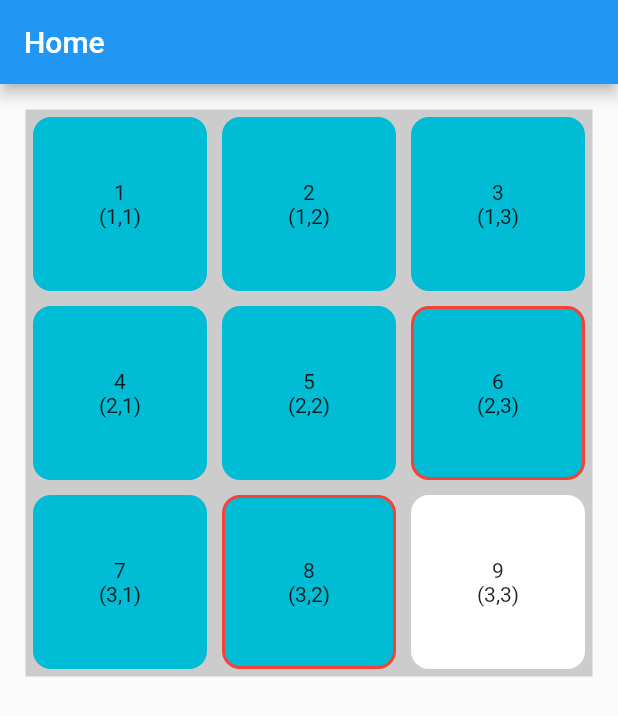
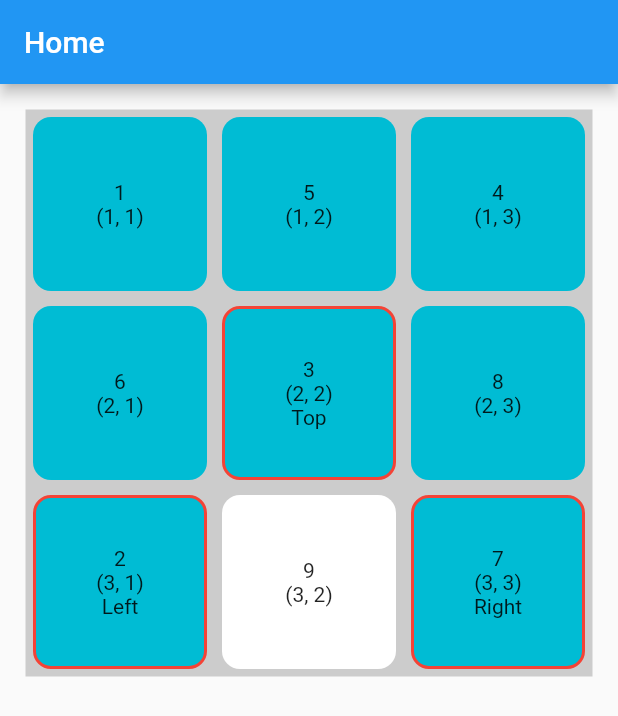
Before and after one commit to Roaa94/dashtronaut, a Flutter app: the screen it shows after launch, on a phone screen of 412 x 824 dp. Shown: the top 716 px of the screen. Run offline on Flutter 3.47's test engine with Material 2 defaults, Android fonts, the light colour scheme and no system bars; our stand-ins replace equatable.

Commit message:
prevent vertical or horizontal dragging of tiles according to their location around the whitespace tile

```diff
--- a/lib/models/location.dart
+++ b/lib/models/location.dart
@@ -9,20 +9,36 @@ class Location extends Equatable {
     required this.y,
   });
 
+  bool isLocatedAround(Location _location) {
+    return isLeftOf(_location) || isRightOf(_location) || isBottomOf(_location) || isTopOf(_location);
+  }
+
+  bool isLeftOf(Location _location) {
+    return _location.y == y && _location.x == x + 1;
+  }
+
+  bool isRightOf(Location _location) {
+    return _location.y == y && _location.x == x - 1;
+  }
+
+  bool isTopOf(Location _location) {
+    return _location.x == x && _location.y == y + 1;
+  }
+
+  bool isBottomOf(Location _location) {
+    return _location.x == x && _location.y == y - 1;
+  }
+
+  String get asString => '($y, $x)';
+
   static void printLocations(List<Location> locations) {
     Map<int, String> locationsMap = {};
     for (int i = 0; i <= locations.length - 1; i++) {
-      locationsMap[i] = '(${locations[i].x}, ${locations[i].y})';
+      locationsMap[i] = '(${locations[i].y}, ${locations[i].x})';
     }
     print(locationsMap);
   }
 
-  bool isLocatedAround(Location _location) {
-    return _location.x == x && (_location.y == y - 1 || _location.y == y + 1) || _location.y == y && (_location.x == x - 1 || _location.x == x + 1);
-  }
-
-  String get asString => '($x, $y)';
-
   @override
   List<Object> get props => [x, y];
 }
--- a/lib/models/puzzle.dart
+++ b/lib/models/puzzle.dart
@@ -13,13 +13,52 @@ class Puzzle {
   /// Get whitespace tile
   Tile get whiteSpaceTile => tiles.firstWhere((tile) => tile.isWhiteSpaceTile);
 
+  Location get _whiteSpaceTileLocation => whiteSpaceTile.currentLocation;
+
   bool isTileMovable(Tile tile) {
     if (tile.isWhiteSpaceTile) {
       return false;
     }
     Location _tileLocation = tile.currentLocation;
-    Location _whiteSpaceTileLocation = whiteSpaceTile.currentLocation;
     return _tileLocation.isLocatedAround(_whiteSpaceTileLocation);
+  }
+
+  double tileMovableXDistance(Tile tile) {
+    /// If the tile is left of OR right of the whitespace tile, then it can only move on the X direction
+    if (tile.currentLocation.isLeftOf(_whiteSpaceTileLocation)) {
+      /// And it can only move a distance equal to the tile width in the +x direction
+      return tile.width;
+    }
+    if (tile.currentLocation.isRightOf(_whiteSpaceTileLocation)) {
+      /// And it can only move a distance equal to the tile width in the -x direction
+      return -tile.width;
+    }
+    return 0;
+  }
+
+  double tileMovableYDistance(Tile tile) {
+    /// If the tile is top of OR bottom of the whitespace tile, then it can only move on the Y direction
+    if (tile.currentLocation.isTopOf(_whiteSpaceTileLocation)) {
+      /// And it can only move a distance equal to the tile width in the -y direction
+      return -tile.width;
+    }
+    if (tile.currentLocation.isBottomOf(_whiteSpaceTileLocation)) {
+      /// And it can only move a distance equal to the tile width in the +y direction
+      return tile.width;
+    }
+    return 0;
+  }
+
+  String? getTileLocationText(Tile tile) {
+    return tile.currentLocation.isLeftOf(_whiteSpaceTileLocation)
+        ? 'Left'
+        : tile.currentLocation.isTopOf(_whiteSpaceTileLocation)
+            ? 'Top'
+            : tile.currentLocation.isBottomOf(_whiteSpaceTileLocation)
+                ? 'Bottom'
+                : tile.currentLocation.isRightOf(_whiteSpaceTileLocation)
+                    ? 'Right'
+                    : null;
   }
 
   void printData() {
--- a/lib/models/tile.dart
+++ b/lib/models/tile.dart
@@ -18,6 +18,6 @@ class Tile {
 
   /// Top & Left positions values based on current location
   Position get position {
-    return Position(top: (currentLocation.x - 1) * width, left: (currentLocation.y - 1) * width);
+    return Position(top: (currentLocation.y - 1) * width, left: (currentLocation.x - 1) * width);
   }
 }
--- a/lib/presentation/providers/puzzle_provider.dart
+++ b/lib/presentation/providers/puzzle_provider.dart
@@ -15,12 +15,14 @@ class PuzzleProvider with ChangeNotifier {
     List<Location> _tilesCorrectLocations = [];
     for (int i = 0; i < n; i++) {
       for (int j = 0; j < n; j++) {
-        _tilesCorrectLocations.add(Location(x: i + 1, y: j + 1));
+        Location _location = Location(y: i + 1, x: j + 1);
+        // print(_location.asString);
+        _tilesCorrectLocations.add(_location);
       }
     }
 
     List<Location> _tilesCurrentLocations = _tilesCorrectLocations;
-    // _tilesCurrentLocations.shuffle(random);
+    _tilesCurrentLocations.shuffle(random);
     // Location.printLocations(_tilesCurrentLocations);
     return List.generate(
       n * n,
--- a/lib/presentation/tile/widgets/tile_container.dart
+++ b/lib/presentation/tile/widgets/tile_container.dart
@@ -4,11 +4,13 @@ import 'package:flutter_puzzle_hack/models/tile.dart';
 class TileContainer extends StatelessWidget {
   final Tile tile;
   final bool isTileMovable;
+  final String? extraText;
 
   const TileContainer({
     Key? key,
     required this.tile,
     required this.isTileMovable,
+    this.extraText,
   }) : super(key: key);
 
   @override
@@ -25,7 +27,8 @@ class TileContainer extends StatelessWidget {
         mainAxisAlignment: MainAxisAlignment.center,
         children: [
           Text('${tile.value}'),
-          Text('(${tile.currentLocation.x},${tile.currentLocation.y})'),
+          Text(tile.currentLocation.asString),
+          if(extraText != null) Text(extraText!),
         ],
       ),
     );
--- a/lib/presentation/tile/widgets/tile_wrapper.dart
+++ b/lib/presentation/tile/widgets/tile_wrapper.dart
@@ -32,6 +32,8 @@ class _TileWrapperState extends State<TileWrapper> {
     return Consumer<PuzzleProvider>(
       builder: (c, puzzleProvider, _) {
         bool isTileMovable = puzzleProvider.puzzle.isTileMovable(widget.tile);
+        double tileMovableXDistance = puzzleProvider.puzzle.tileMovableXDistance(widget.tile);
+        double tileMovableYDistance = puzzleProvider.puzzle.tileMovableYDistance(widget.tile);
 
         return AnimatedPositioned(
           duration: const Duration(milliseconds: 1),
@@ -41,14 +43,14 @@ class _TileWrapperState extends State<TileWrapper> {
           top: topPosition,
           child: GestureDetector(
             onHorizontalDragUpdate: (DragUpdateDetails details) {
-              if (isTileMovable) {
+              if (isTileMovable && tileMovableXDistance != 0) {
                 setState(() {
                   leftPosition += details.delta.dx;
                 });
               }
             },
             onVerticalDragUpdate: (DragUpdateDetails details) {
-              if (isTileMovable) {
+              if (isTileMovable && tileMovableYDistance != 0) {
                 setState(() {
                   topPosition += details.delta.dy;
                 });
@@ -57,6 +59,7 @@ class _TileWrapperState extends State<TileWrapper> {
             child: TileContainer(
               tile: widget.tile,
               isTileMovable: isTileMovable,
+              extraText: puzzleProvider.puzzle.getTileLocationText(widget.tile),
             ),
           ),
         );
```
